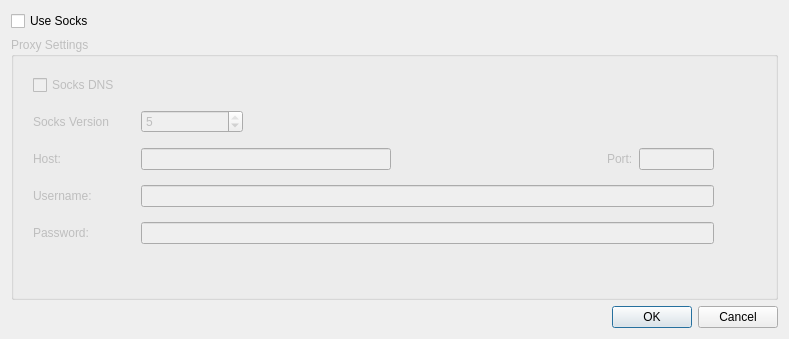
Above: config.ui from spuriousdata/mcli before the change. Below: the same form after it.
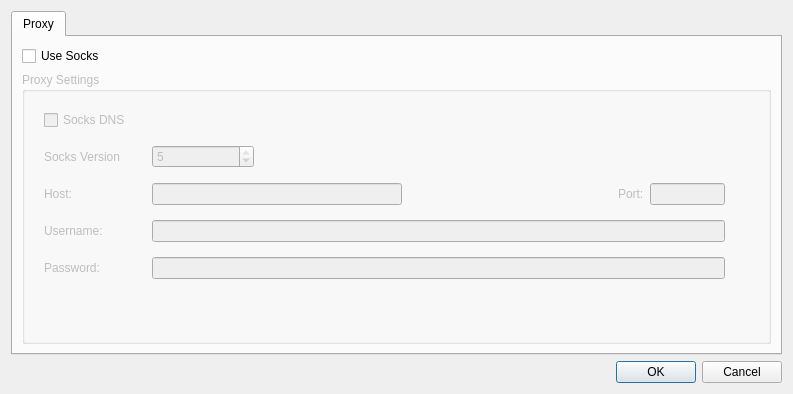
That is the form after the change.

Commit message: added config dialog

Patch:
```diff
--- a/config.ui
+++ b/config.ui
@@ -6,8 +6,8 @@
    <rect>
     <x>0</x>
     <y>0</y>
-    <width>789</width>
-    <height>339</height>
+    <width>793</width>
+    <height>394</height>
    </rect>
   </property>
   <property name="minimumSize">
@@ -19,6 +19,16 @@
   <property name="windowTitle">
    <string>Dialog</string>
   </property>
+  <layout class="QVBoxLayout" name="verticalLayout_2">
+   <item>
+    <widget class="QTabWidget" name="tabWidget">
+     <property name="currentIndex">
+      <number>0</number>
+     </property>
+     <widget class="QWidget" name="tab">
+      <attribute name="title">
+       <string>Proxy</string>
+      </attribute>
   <layout class="QVBoxLayout" name="verticalLayout">
    <item>
     <layout class="QHBoxLayout" name="horizontalLayout_2">
@@ -273,6 +283,10 @@
      </layout>
     </widget>
    </item>
+      </layout>
+     </widget>
+    </widget>
+   </item>
    <item>
     <widget class="QDialogButtonBox" name="buttonBox">
      <property name="orientation">
```
Left out of the diff: 8 changed lines with no effect on the pictures. Lines whose indentation alone changed are shown as unchanged. The commit also changes 7 other files.
